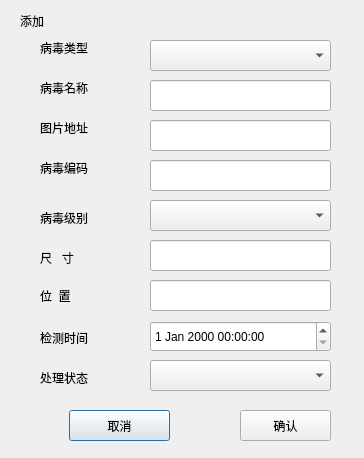
Above: addvirusdialog.ui from stone531/tiny-windows1 before the change. Below: the same form after it.
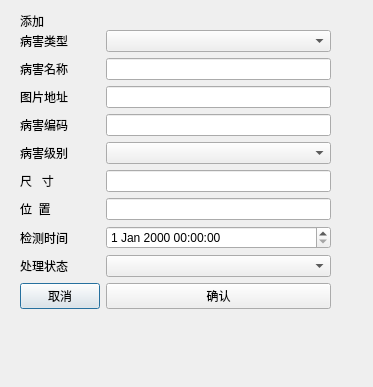
That is the form after the change.

What changed in the file:
```diff
--- a/addvirusdialog.ui
+++ b/addvirusdialog.ui
@@ -6,8 +6,8 @@
    <rect>
     <x>0</x>
     <y>0</y>
-    <width>364</width>
-    <height>458</height>
+    <width>373</width>
+    <height>387</height>
    </rect>
   </property>
   <property name="windowTitle">
@@ -26,238 +26,121 @@
     <string>添加</string>
    </property>
   </widget>
+  <widget class="QWidget" name="formLayoutWidget">
+   <property name="geometry">
+    <rect>
+     <x>20</x>
+     <y>30</y>
+     <width>311</width>
+     <height>291</height>
+    </rect>
+   </property>
+   <layout class="QFormLayout" name="formLayout">
+    <item row="0" column="0">
   <widget class="QLabel" name="label_2">
-   <property name="geometry">
-    <rect>
-     <x>40</x>
-     <y>40</y>
-     <width>71</width>
-     <height>16</height>
-    </rect>
-   </property>
    <property name="text">
-    <string>病毒类型</string>
-   </property>
-  </widget>
-  <widget class="QComboBox" name="comboBox">
-   <property name="geometry">
-    <rect>
-     <x>150</x>
-     <y>40</y>
-     <width>181</width>
-     <height>31</height>
-    </rect>
-   </property>
-  </widget>
+       <string>病害类型</string>
+      </property>
+     </widget>
+    </item>
+    <item row="0" column="1">
+     <widget class="QComboBox" name="comboBox_4"/>
+    </item>
+    <item row="1" column="0">
   <widget class="QLabel" name="label_3">
-   <property name="geometry">
-    <rect>
-     <x>40</x>
-     <y>80</y>
-     <width>71</width>
-     <height>16</height>
-    </rect>
-   </property>
    <property name="text">
-    <string>病毒名称</string>
-   </property>
-  </widget>
-  <widget class="QLineEdit" name="lineEdit">
-   <property name="geometry">
-    <rect>
-     <x>150</x>
-     <y>80</y>
-     <width>181</width>
-     <height>31</height>
-    </rect>
-   </property>
-  </widget>
+       <string>病害名称</string>
+      </property>
+     </widget>
+    </item>
+    <item row="1" column="1">
+     <widget class="QLineEdit" name="lineEdit"/>
+    </item>
+    <item row="2" column="0">
   <widget class="QLabel" name="label_4">
-   <property name="geometry">
-    <rect>
-     <x>40</x>
-     <y>120</y>
-     <width>71</width>
-     <height>16</height>
-    </rect>
-   </property>
    <property name="text">
     <string>图片地址</string>
    </property>
   </widget>
-  <widget class="QLineEdit" name="lineEdit_2">
-   <property name="geometry">
-    <rect>
-     <x>150</x>
-     <y>120</y>
-     <width>181</width>
-     <height>31</height>
-    </rect>
-   </property>
-  </widget>
+    </item>
+    <item row="2" column="1">
+     <widget class="QLineEdit" name="lineEdit_2"/>
+    </item>
+    <item row="3" column="0">
   <widget class="QLabel" name="label_5">
-   <property name="geometry">
-    <rect>
-     <x>40</x>
-     <y>160</y>
-     <width>71</width>
-     <height>16</height>
-    </rect>
-   </property>
    <property name="text">
-    <string>病毒编码</string>
-   </property>
-  </widget>
-  <widget class="QLineEdit" name="lineEdit_3">
-   <property name="geometry">
-    <rect>
-     <x>150</x>
-     <y>160</y>
-     <width>181</width>
-     <height>31</height>
-    </rect>
-   </property>
-  </widget>
+       <string>病害编码</string>
+      </property>
+     </widget>
+    </item>
+    <item row="3" column="1">
+     <widget class="QLineEdit" name="lineEdit_3"/>
+    </item>
+    <item row="4" column="0">
   <widget class="QLabel" name="label_6">
-   <property name="geometry">
-    <rect>
-     <x>40</x>
-     <y>210</y>
-     <width>71</width>
-     <height>16</height>
-    </rect>
-   </property>
    <property name="text">
-    <string>病毒级别</string>
-   </property>
-  </widget>
+       <string>病害级别</string>
+      </property>
+     </widget>
+    </item>
+    <item row="4" column="1">
+     <widget class="QComboBox" name="comboBox_2"/>
+    </item>
+    <item row="5" column="0">
   <widget class="QLabel" name="label_7">
-   <property name="geometry">
-    <rect>
-     <x>40</x>
-     <y>250</y>
-     <width>61</width>
-     <height>16</height>
-    </rect>
-   </property>
    <property name="text">
     <string>尺   寸</string>
    </property>
   </widget>
+    </item>
+    <item row="5" column="1">
+     <widget class="QLineEdit" name="lineEdit_4"/>
+    </item>
+    <item row="6" column="0">
   <widget class="QLabel" name="label_9">
-   <property name="geometry">
-    <rect>
-     <x>40</x>
-     <y>290</y>
-     <width>54</width>
-     <height>12</height>
-    </rect>
-   </property>
    <property name="text">
     <string>位  置</string>
    </property>
   </widget>
-  <widget class="QComboBox" name="comboBox_2">
-   <property name="geometry">
-    <rect>
-     <x>150</x>
-     <y>200</y>
-     <width>181</width>
-     <height>31</height>
-    </rect>
-   </property>
-  </widget>
+    </item>
+    <item row="6" column="1">
+     <widget class="QLineEdit" name="lineEdit_5"/>
+    </item>
+    <item row="7" column="0">
   <widget class="QLabel" name="label_10">
-   <property name="geometry">
-    <rect>
-     <x>40</x>
-     <y>330</y>
-     <width>71</width>
-     <height>16</height>
-    </rect>
-   </property>
    <property name="text">
     <string>检测时间</string>
    </property>
   </widget>
-  <widget class="QLineEdit" name="lineEdit_4">
-   <property name="geometry">
-    <rect>
-     <x>150</x>
-     <y>240</y>
-     <width>181</width>
-     <height>31</height>
-    </rect>
-   </property>
-  </widget>
-  <widget class="QLineEdit" name="lineEdit_5">
-   <property name="geometry">
-    <rect>
-     <x>150</x>
-     <y>280</y>
-     <width>181</width>
-     <height>31</height>
-    </rect>
-   </property>
-  </widget>
+    </item>
+    <item row="7" column="1">
+     <widget class="QDateTimeEdit" name="dateTimeEdit"/>
+    </item>
+    <item row="8" column="0">
   <widget class="QLabel" name="label_11">
-   <property name="geometry">
-    <rect>
-     <x>40</x>
-     <y>370</y>
-     <width>71</width>
-     <height>16</height>
-    </rect>
-   </property>
    <property name="text">
     <string>处理状态</string>
    </property>
   </widget>
-  <widget class="QComboBox" name="comboBox_3">
-   <property name="geometry">
-    <rect>
-     <x>150</x>
-     <y>360</y>
-     <width>181</width>
-     <height>31</height>
-    </rect>
-   </property>
-  </widget>
+    </item>
+    <item row="8" column="1">
+     <widget class="QComboBox" name="comboBox_3"/>
+    </item>
+    <item row="9" column="0">
   <widget class="QPushButton" name="pushButton">
-   <property name="geometry">
-    <rect>
-     <x>69</x>
-     <y>410</y>
-     <width>101</width>
-     <height>31</height>
-    </rect>
-   </property>
    <property name="text">
     <string>取消</string>
    </property>
   </widget>
+    </item>
+    <item row="9" column="1">
   <widget class="QPushButton" name="pushButton_2">
-   <property name="geometry">
-    <rect>
-     <x>240</x>
-     <y>410</y>
-     <width>91</width>
-     <height>31</height>
-    </rect>
-   </property>
    <property name="text">
     <string>确认</string>
    </property>
   </widget>
-  <widget class="QDateTimeEdit" name="dateTimeEdit">
-   <property name="geometry">
-    <rect>
-     <x>150</x>
-     <y>321</y>
-     <width>181</width>
-     <height>31</height>
-    </rect>
-   </property>
+    </item>
+   </layout>
   </widget>
  </widget>
  <resources/>
```
Lines whose indentation alone changed are shown as unchanged.
